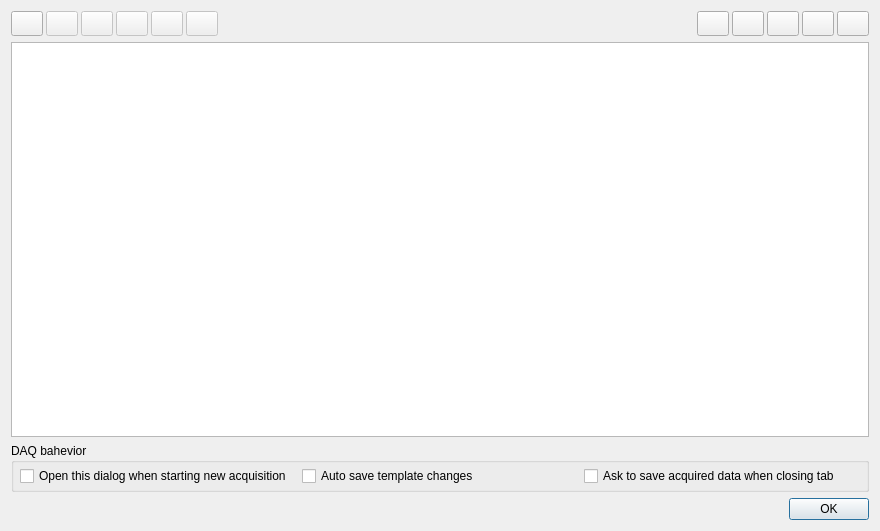
Old version of the form source/gui/daq/ConsumerTemplatesForm.ui in the repository ess-dmsc/daquiri.
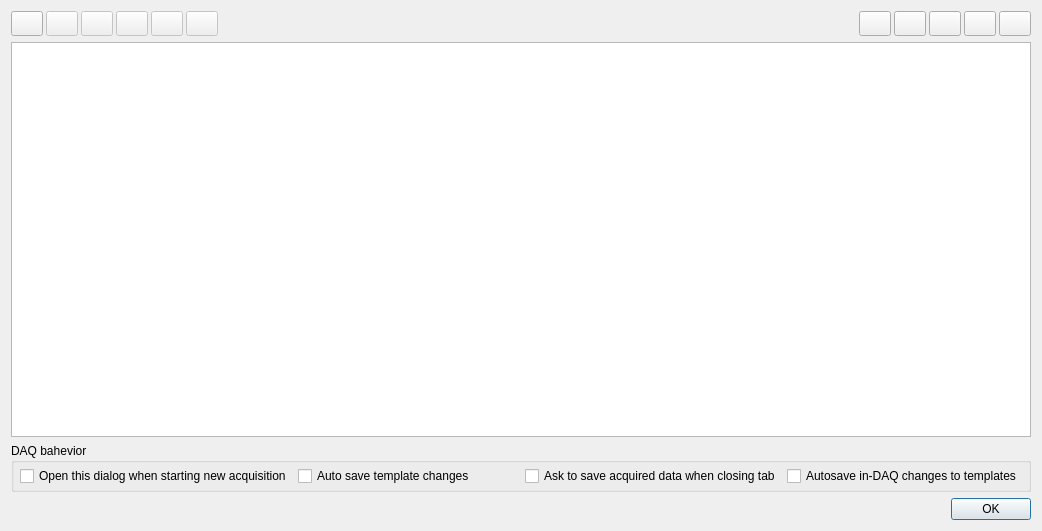
New version of the form. Icons and pictures are not drawn.

Diff of the .ui file:
```diff
--- a/source/gui/daq/ConsumerTemplatesForm.ui
+++ b/source/gui/daq/ConsumerTemplatesForm.ui
@@ -9,7 +9,7 @@
    <rect>
     <x>0</x>
     <y>0</y>
-    <width>880</width>
+    <width>1042</width>
     <height>531</height>
    </rect>
   </property>
@@ -528,6 +528,13 @@
         </property>
        </widget>
       </item>
+      <item row="0" column="4">
+       <widget class="QCheckBox" name="checkAutosaveDAQ">
+        <property name="text">
+         <string>Autosave in-DAQ changes to templates</string>
+        </property>
+       </widget>
+      </item>
       <item row="0" column="3">
        <widget class="QCheckBox" name="checkAskSaveProject">
         <property name="text">
```
Left out of the diff: 14 changed lines with no effect on the pictures.
